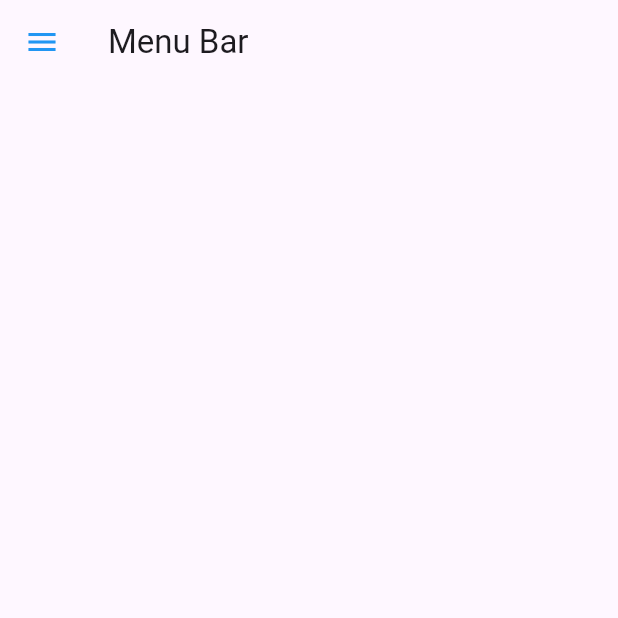
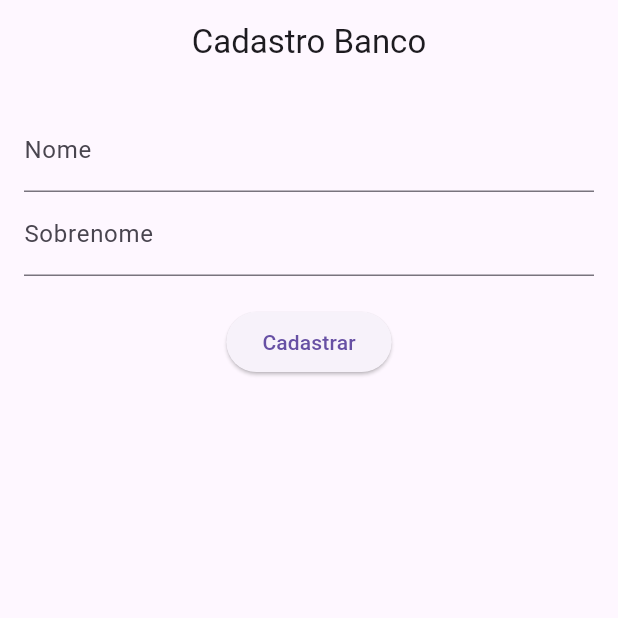
Before and after one commit to gabrielvalim0203/flutter-senac, a Flutter app: the screen it shows after launch, on a phone screen of 412 x 824 dp, the top half of it. Run offline on Flutter 3.47's test engine with Material 3 defaults, Android fonts, the phone set to English and light mode, and no system bars.

Commit message:
mudei as parada

```diff
--- /dev/null
+++ b/flutter_application_1/lib/CadastroBanco.dart
@@ -0,0 +1,57 @@
+import 'package:flutter/material.dart';
+import 'package:http/http.dart' as http;
+import 'listarBanco.dart';
+
+class CadastroBanco extends StatefulWidget {
+  const CadastroBanco({super.key});
+
+  @override
+  State<CadastroBanco> createState() => _CadastroBancoState();
+}
+
+class _CadastroBancoState extends State<CadastroBanco> {
+  TextEditingController nome = TextEditingController();
+  TextEditingController sobrenome = TextEditingController();
+
+  //Cadastro no banco de dados (API)
+  void cadastroBanco() {
+    var url = Uri.parse(
+      "http://localhost:8080/gabriel%20programas/inserir.php",
+    );
+
+    http.post(url, body: {"nome": nome.text, "sobrenome": sobrenome.text});
+  }
+
+  @override
+  Widget build(BuildContext context) {
+    return Scaffold(
+      appBar: AppBar(title: Text("Cadastro Banco"), centerTitle: true),
+      body: Padding(
+        padding: const EdgeInsets.all(16.0),
+        child: Column(
+          children: [
+            TextField(
+              controller: nome,
+              decoration: InputDecoration(labelText: "Nome"),
+            ),
+            TextField(
+              controller: sobrenome,
+              decoration: InputDecoration(labelText: "Sobrenome"),
+            ),
+            SizedBox(height: 20),
+            ElevatedButton(
+              onPressed: () {
+                cadastroBanco();
+                Navigator.push(
+                  context,
+                  MaterialPageRoute(builder: (context) => listarBanco()),
+                );
+              },
+              child: Text("Cadastrar"),
+            ),
+          ],
+        ),
+      ),
+    );
+  }
+}
--- a/flutter_application_1/lib/main.dart
+++ b/flutter_application_1/lib/main.dart
@@ -1,9 +1,13 @@
 import 'package:flutter/material.dart';
 
 import 'package:flutter/material.dart';
+import 'package:flutter_application_1/CadastroBanco.dart';
 import 'exProduto.dart';
 import 'menu.dart';
+import 'listarBanco.dart';
 
 void main() {
-  runApp(const MaterialApp(home: Menu(), debugShowCheckedModeBanner: false));
+  runApp(
+    const MaterialApp(home: CadastroBanco(), debugShowCheckedModeBanner: false),
+  );
 }
--- a/flutter_application_1/lib/menu.dart
+++ b/flutter_application_1/lib/menu.dart
@@ -1,67 +1,67 @@
-import 'package:flutter/material.dart';
-import 'cadastro.dart';
+// import 'package:flutter/material.dart';
+// import 'cadastro.dart';
 
-class Menu extends StatefulWidget {
-  const Menu({super.key});
+// class Menu extends StatefulWidget {
+//   const Menu({super.key});
 
-  @override
-  State<Menu> createState() => _MenuState();
-}
+//   @override
+//   State<Menu> createState() => _MenuState();
+// }
 
-class _MenuState extends State<Menu> {
-  @override
-  Widget build(BuildContext context) {
-    return Scaffold(
-      appBar: AppBar(
-        title: Text('Menu Bar'),
-        iconTheme: IconThemeData(color: Colors.blue),
-      ),
-      drawer: Drawer(
-        child: ListView(
-          children: [
-            DrawerHeader(
-              decoration: BoxDecoration(
-                color: Colors.blue,
-                image: DecorationImage(
-                  image: AssetImage('imagem/perfil.jpg'),
-                  fit: BoxFit.cover,
-                ),
-              ),
-              child: Text("Cabeçalho"),
-            ),
-            ListTile(
-              title: Text("Menu"),
-              onTap: () {
-                Navigator.pushNamed(
-                  context,
-                  MaterialPageRoute(builder: (context) => cadastro()),
-                );
-              },
-            ),
-            Divider(),
-            ListTile(
-              title: Text("Menu"),
-              onTap: () {
-                Navigator.pushNamed(context, '/');
-              },
-            ),
-            Divider(),
-            ListTile(
-              title: Text("Menu"),
-              onTap: () {
-                Navigator.pushNamed(context, '/');
-              },
-            ),
-            Divider(),
-            ListTile(
-              title: Text("Menu"),
-              onTap: () {
-                Navigator.pushNamed(context, '/');
-              },
-            ),
-          ],
-        ),
-      ),
-    );
-  }
-}
+// class _MenuState extends State<Menu> {
+//   @override
+//   Widget build(BuildContext context) {
+//     return Scaffold(
+//       appBar: AppBar(
+//         title: Text('Menu Bar'),
+//         iconTheme: IconThemeData(color: Colors.blue),
+//       ),
+//       drawer: Drawer(
+//         child: ListView(
+//           children: [
+//             DrawerHeader(
+//               decoration: BoxDecoration(
+//                 color: Colors.blue,
+//                 image: DecorationImage(
+//                   image: AssetImage('imagem/perfil.jpg'),
+//                   fit: BoxFit.cover,
+//                 ),
+//               ),
+//               child: Text("Cabeçalho"),
+//             ),
+//             ListTile(
+//               title: Text("Menu"),
+//               onTap: () {
+//                 Navigator.pushNamed(
+//                   context,
+//                   MaterialPageRoute(builder: (context) => cadastro()),
+//                 );
+//               },
+//             ),
+//             Divider(),
+//             ListTile(
+//               title: Text("Menu"),
+//               onTap: () {
+//                 Navigator.pushNamed(context, '/');
+//               },
+//             ),
+//             Divider(),
+//             ListTile(
+//               title: Text("Menu"),
+//               onTap: () {
+//                 Navigator.pushNamed(context, '/');
+//               },
+//             ),
+//             Divider(),
+//             ListTile(
+//               title: Text("Menu"),
+//               onTap: () {
+//                 Navigator.pushNamed(context, '/');
+//               },
+//             ),
+//           ],
+//         ),
+//       ),
+//     );
+//   }
+// }
```
Also changed, not shown: flutter_application_1/lib/listarBanco.dart (+21 -1 lines).
